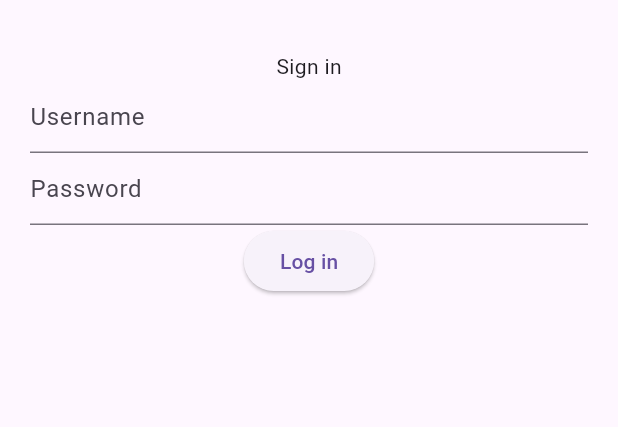
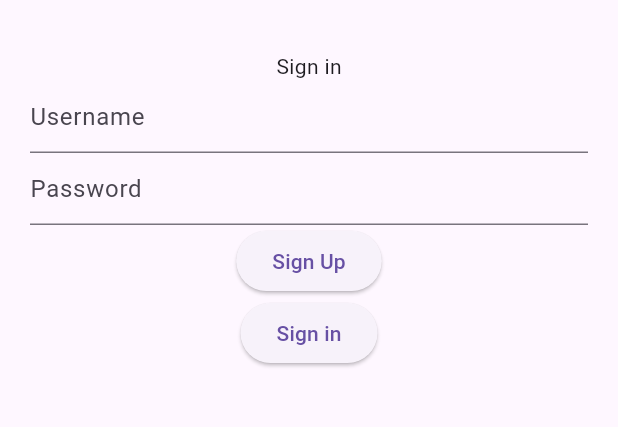
Before and after one commit to Hamadbu/our_project, a Flutter app: the screen it shows after launch, on a phone screen of 412 x 824 dp, the part 63-490 px from its top. Run offline on Flutter 3.47's test engine with Material 3 defaults, Android fonts, the light colour scheme and no system bars; our stand-ins replace dio, go_router, image_picker, shared_preferences.

Commit message:
added sign up button and used gridveiw for homepage

```diff
--- a/meditation_app/lib/pages/signin.dart
+++ b/meditation_app/lib/pages/signin.dart
@@ -32,11 +32,17 @@ class SigninPage extends StatelessWidget {
             TextField(
               decoration: const InputDecoration(hintText: 'Password'),
               controller: passwordController,
-              obscureText: false, //to have the password hidden ****
+              obscureText: true, //to have the password hidden ****
             ),
             ElevatedButton(
-              onPressed: (){
-                 context
+              onPressed: () {
+                context.pushNamed('signup');
+              },
+              child: const Text("Sign Up"),
+            ),
+            ElevatedButton(
+              onPressed: () {
+                context
                     .read<AuthProvider>()
                     .signin(
                         user: User(
@@ -48,7 +54,7 @@ class SigninPage extends StatelessWidget {
                   }
                 });
               },
-              child: const Text("Log in"),
+              child: const Text("Sign in"),
             )
           ],
         ),
--- a/meditation_app/lib/pages/signup.dart
+++ b/meditation_app/lib/pages/signup.dart
@@ -35,7 +35,7 @@ class _SignupState extends State<SignupPage> {
             TextField(
               decoration: const InputDecoration(hintText: 'Password'),
               controller: passwordController,
-              obscureText: true, //to have the password hidden ****
+              obscureText: false, //to have the password hidden ****
             ),
             ElevatedButton(
               onPressed: () {
--- a/meditation_app/pubspec.yaml
+++ b/meditation_app/pubspec.yaml
@@ -19,7 +19,7 @@ publish_to: "none" # Remove this line if you wish to publish to pub.dev
 version: 1.0.0+1
 
 environment:
-  sdk: ">=3.2.2 <4.0.0"
+  sdk: "3.2.0"
 
 # Dependencies specify other packages that your package needs in order to work.
 # To automatically upgrade your package dependencies to the latest versions
```
Also changed, not shown: meditation_app/lib/lists/exercises.dart (added, +8 -0 lines), meditation_app/lib/pages/home.dart (+25 -0 lines), meditation_app/pubspec.lock, 3 other files.
